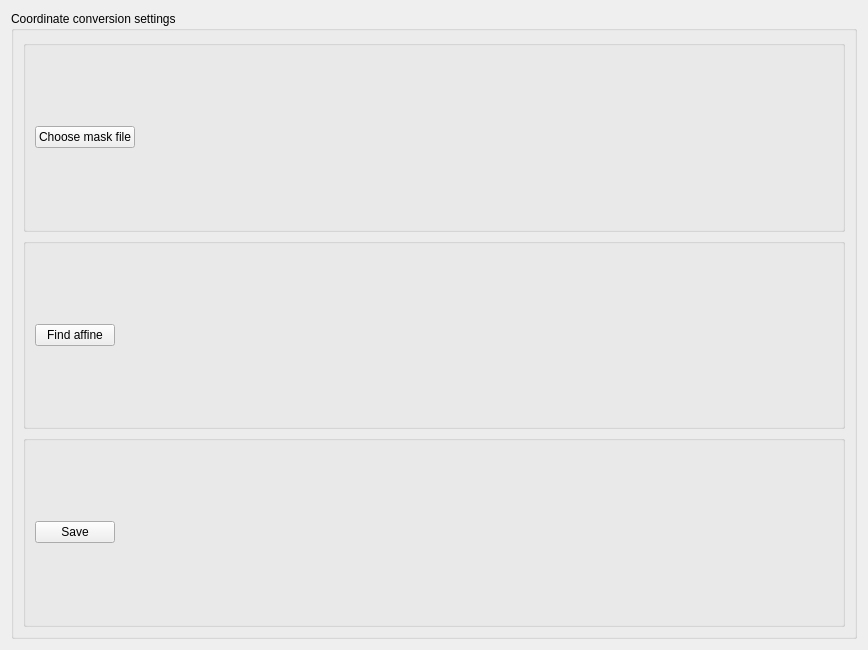
Above: plugins/CoordConverter/affine_settingsWidget.ui from pyIVLS/pyIVLS before the change. Below: the same form after it.
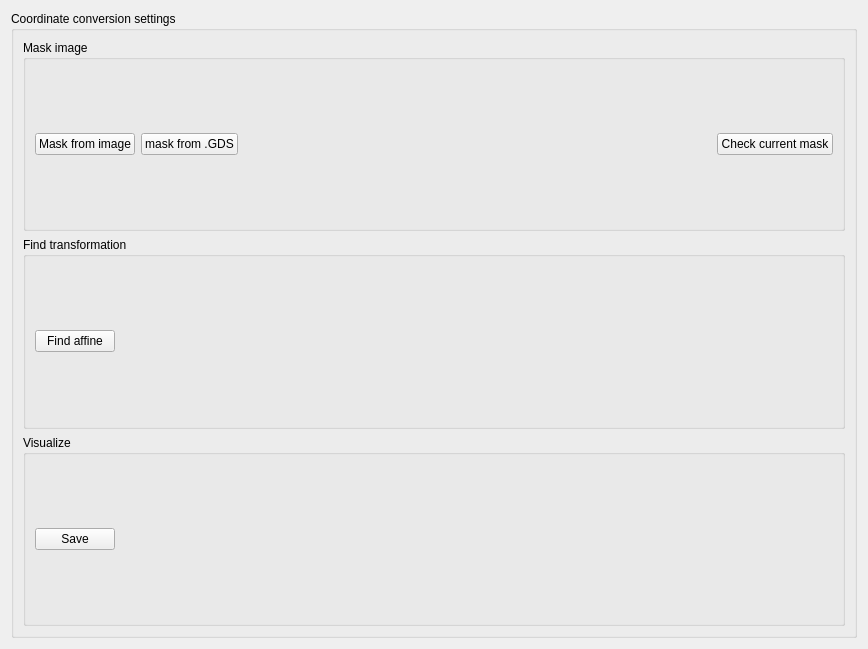
That is the form after the change.

Commit message: Implemented .gds file loading as an option to set mask file. Modified GUI to include a button for this

```diff
--- a/plugins/CoordConverter/affine_settingsWidget.ui
+++ b/plugins/CoordConverter/affine_settingsWidget.ui
@@ -7,7 +7,7 @@
     <x>0</x>
     <y>0</y>
     <width>868</width>
-    <height>650</height>
+    <height>649</height>
    </rect>
   </property>
   <property name="sizePolicy">
@@ -29,13 +29,20 @@
       <item>
        <widget class="QGroupBox" name="maskBox">
         <property name="title">
-         <string/>
+         <string>Mask image</string>
         </property>
         <layout class="QHBoxLayout" name="horizontalLayout_2">
          <item>
           <widget class="QPushButton" name="maskButton">
            <property name="text">
-            <string>Choose mask file</string>
+            <string>Mask from image</string>
+           </property>
+          </widget>
+         </item>
+         <item>
+          <widget class="QPushButton" name="maskGdsButton">
+           <property name="text">
+            <string>mask from .GDS</string>
            </property>
           </widget>
          </item>
@@ -59,13 +66,20 @@
            </property>
           </spacer>
          </item>
+         <item>
+          <widget class="QPushButton" name="checkMaskButton">
+           <property name="text">
+            <string>Check current mask</string>
+           </property>
+          </widget>
+         </item>
         </layout>
        </widget>
       </item>
       <item>
        <widget class="QGroupBox" name="affineBox">
         <property name="title">
-         <string/>
+         <string>Find transformation</string>
         </property>
         <layout class="QHBoxLayout" name="horizontalLayout">
          <item>
@@ -101,7 +115,7 @@
       <item>
        <widget class="QGroupBox" name="saveBox">
         <property name="title">
-         <string/>
+         <string>Visualize</string>
         </property>
         <layout class="QHBoxLayout" name="horizontalLayout_3">
          <item>
```
The commit also changes 3 other files.
